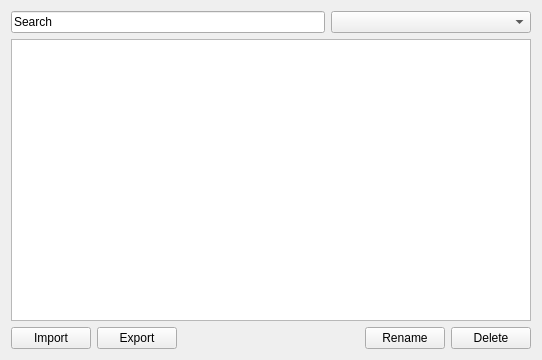
Qt form presetmanager.ui (djfun/audio-visualizer-python) before a commit.
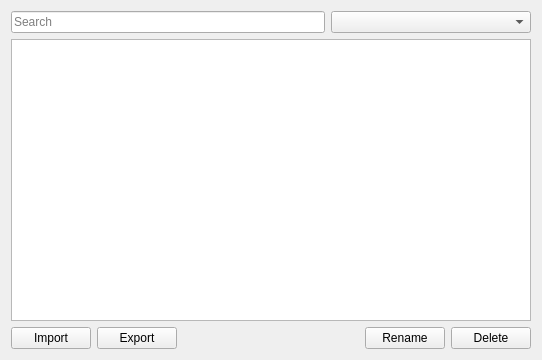
The same form after that commit.

Commit message: laying some foundations for new preset implementation

Diff of the .ui file:
```diff
--- a/presetmanager.ui
+++ b/presetmanager.ui
@@ -19,6 +19,9 @@
      <item>
       <widget class="QLineEdit" name="lineEdit">
        <property name="text">
+        <string/>
+       </property>
+       <property name="placeholderText">
         <string>Search</string>
        </property>
       </widget>
```
Left out of the diff: 14 changed lines with no effect on the pictures. The commit also changes 2 other files.
